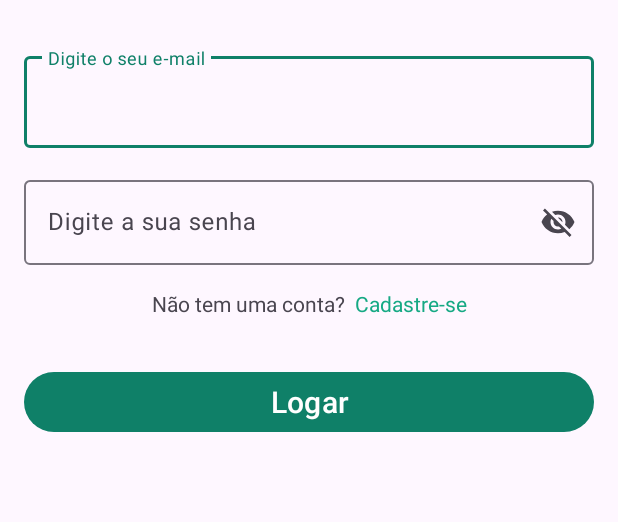
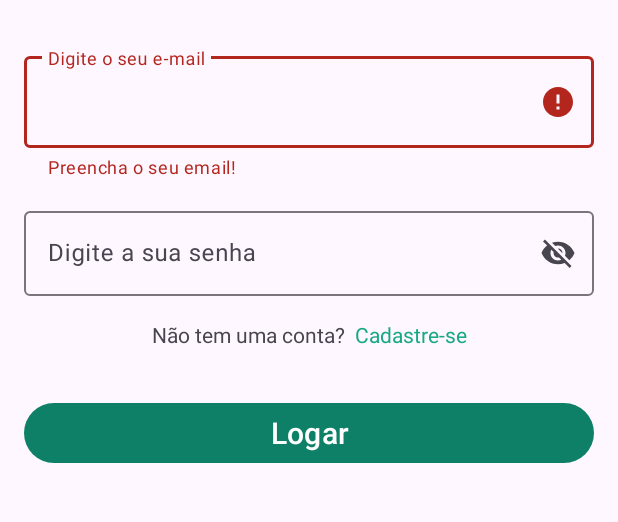
Before and after one commit to saradu25/Whatsapp, an Android app: the screen it shows after launch (LoginActivity), after a tap on an icon or button, on a phone screen of 412 x 824 dp, the part 243-765 px from its top. Run offline under Robolectric (Android 15) with nearby library versions, the phone set to English and light mode, and no system bars; our stand-ins replace Firebase (no records; nobody signed in at launch, a user with empty details on screens opened directly); 2 other taps on this screen came first.

Commit message:
Tela login integrada com Firebase

```diff
--- a/app/src/main/java/br/edu/ifsp/dmo/whatsapp/LoginActivity.kt
+++ b/app/src/main/java/br/edu/ifsp/dmo/whatsapp/LoginActivity.kt
@@ -4,28 +4,109 @@ import android.content.Intent
 import android.os.Bundle
 import androidx.activity.enableEdgeToEdge
 import androidx.appcompat.app.AppCompatActivity
+import androidx.core.content.ContextCompat.startActivity
 import androidx.core.view.ViewCompat
 import androidx.core.view.WindowInsetsCompat
 import br.edu.ifsp.dmo.whatsapp.databinding.ActivityLoginBinding
 import br.edu.ifsp.dmo.whatsapp.databinding.ActivityMainBinding
+import com.google.firebase.auth.FirebaseAuth
+import br.edu.ifsp.dmo.whatsapp.utils.exibirMensagem
+import com.google.firebase.auth.FirebaseAuthInvalidCredentialsException
+import com.google.firebase.auth.FirebaseAuthWeakPasswordException
 
 class LoginActivity : AppCompatActivity() {
 
-    private val binding by lazy{
+    private val binding by lazy {
         ActivityLoginBinding.inflate(layoutInflater)
     }
+
+    private lateinit var email: String
+    private lateinit var senha: String
+
+
+    private val firebaseAuth by lazy {
+        FirebaseAuth.getInstance()
+    }
+
     override fun onCreate(savedInstanceState: Bundle?) {
         super.onCreate(savedInstanceState)
         setContentView(binding.root)
         inicializarEventosClique()
+        firebaseAuth.signOut()
+
+
     }
 
-    private fun inicializarEventosClique(){
-        binding.textCadastro.setOnClickListener{
+    override fun onStart(){
+        super.onStart()
+        verificarUsuarioLogado()
+    }
+
+    private fun verificarUsuarioLogado() {
+        val usuarioAtual = firebaseAuth.currentUser
+        if(usuarioAtual != null){
+            startActivity(
+                Intent(this, MainActivity::class.java)
+            )
+        }
+    }
+
+
+    private fun inicializarEventosClique() {
+        binding.textCadastro.setOnClickListener {
             startActivity(
                 Intent(this, CadastroActivity::class.java)
             )
         }
+        binding.btnLogar.setOnClickListener {
+            if (validarCampos()) {
+                logarUsuario()
+            }
+        }
+    }
+
+    private fun validarCampos(): Boolean {
+            email = binding.editLoginEmail.text.toString()
+            senha =  binding.editLoginSenha.text.toString()
+
+            if(email.isNotEmpty()){
+                binding.textInputLayoutLoginEmail.error = null
+                if(senha.isNotEmpty()){
+                    binding.textInputLayoutLoginSenha.error = null
+                    return true
+                }else {
+                    binding.textInputLayoutLoginSenha.error = "Preencha a sua senha!"
+                    return false
+                }
+            }else{
+                binding.textInputLayoutLoginEmail.error = "Preencha o seu email!"
+                return false
+            }
+
+    }
+
+    private fun logarUsuario() {
+
+        firebaseAuth.signInWithEmailAndPassword(
+            email, senha
+        ).addOnSuccessListener {
+            exibirMensagem("Logado com sucesso")
+            startActivity(
+                Intent(this, MainActivity::class.java)
+            )
+        }.addOnFailureListener { erro ->
+
+            try {
+                throw erro
+            } catch (erroUsuarioInvalido: FirebaseAuthWeakPasswordException) {
+                erroUsuarioInvalido.printStackTrace()
+                exibirMensagem("Erro: E-mail não cadastrado.")
+            } catch (erroCredenciaisInvalidas: FirebaseAuthInvalidCredentialsException) {
+                erroCredenciaisInvalidas.printStackTrace()
+                exibirMensagem("Erro: E-mail ou senha incorretos.")
+            }
+        }
+
     }
 
 }
--- a/app/src/main/res/layout/activity_login.xml
+++ b/app/src/main/res/layout/activity_login.xml
@@ -12,15 +12,15 @@
         android:layout_width="150dp"
         android:layout_height="130dp"
         android:layout_marginTop="32dp"
+        android:contentDescription="@string/logo_whatsapp"
         app:layout_constraintEnd_toEndOf="parent"
         app:layout_constraintHorizontal_bias="0.5"
         app:layout_constraintStart_toStartOf="parent"
         app:layout_constraintTop_toTopOf="parent"
-        app:srcCompat="@drawable/logo_verde"
-        android:contentDescription="@string/logo_whatsapp" />
+        app:srcCompat="@drawable/logo_verde" />
 
     <com.google.android.material.textfield.TextInputLayout
-        android:id="@+id/textInputLayout"
+        android:id="@+id/textInputLayoutLoginEmail"
         android:layout_width="0dp"
         android:layout_height="wrap_content"
         android:layout_marginStart="16dp"
@@ -32,6 +32,7 @@
         app:layout_constraintTop_toBottomOf="@+id/imageView">
 
         <com.google.android.material.textfield.TextInputEditText
+            android:id="@+id/editLoginEmail"
             android:layout_width="match_parent"
             android:layout_height="61dp"
             android:hint="@string/digite_o_seu_e_mail"
@@ -39,7 +40,7 @@
     </com.google.android.material.textfield.TextInputLayout>
 
     <com.google.android.material.textfield.TextInputLayout
-        android:id="@+id/textInputLayout2"
+        android:id="@+id/textInputLayoutLoginSenha"
         android:layout_width="0dp"
         android:layout_height="wrap_content"
         android:layout_marginStart="16dp"
@@ -49,26 +50,15 @@
         app:layout_constraintEnd_toEndOf="parent"
         app:layout_constraintHorizontal_bias="0.5"
         app:layout_constraintStart_toStartOf="parent"
-        app:layout_constraintTop_toBottomOf="@+id/textInputLayout">
+        app:layout_constraintTop_toBottomOf="@+id/textInputLayoutLoginEmail">
 
         <com.google.android.material.textfield.TextInputEditText
+            android:id="@+id/editLoginSenha"
             android:layout_width="match_parent"
             android:layout_height="wrap_content"
             android:hint="@string/digite_a_sua_senha"
             android:inputType="text|textPassword" />
     </com.google.android.material.textfield.TextInputLayout>
-
-    <TextView
-        android:id="@+id/textView"
-        android:layout_width="wrap_content"
-        android:layout_height="wrap_content"
-        android:layout_marginTop="16dp"
-        android:text="@string/n_o_tem_uma_conta"
-        app:layout_constraintEnd_toStartOf="@+id/textCadastro"
-        app:layout_constraintHorizontal_bias="0.5"
-        app:layout_constraintHorizontal_chainStyle="packed"
-        app:layout_constraintStart_toStartOf="parent"
-        app:layout_constraintTop_toBottomOf="@+id/textInputLayout2" />
 
     <TextView
         android:id="@+id/textCadastro"
@@ -78,12 +68,22 @@
         android:text="@string/cadastre_se"
         android:textColor="@color/destaque"
         app:layout_constraintEnd_toEndOf="parent"
-        app:layout_constraintHorizontal_bias="0.5"
-        app:layout_constraintStart_toEndOf="@+id/textView"
-        app:layout_constraintTop_toBottomOf="@+id/textInputLayout2" />
+        app:layout_constraintStart_toEndOf="@+id/textViewConta"
+        app:layout_constraintTop_toBottomOf="@+id/textInputLayoutLoginSenha" />
+
+    <TextView
+        android:id="@+id/textViewConta"
+        android:layout_width="wrap_content"
+        android:layout_height="wrap_content"
+        android:layout_marginTop="16dp"
+        android:text="@string/n_o_tem_uma_conta"
+        app:layout_constraintEnd_toStartOf="@+id/textCadastro"
+        app:layout_constraintHorizontal_chainStyle="packed"
+        app:layout_constraintStart_toStartOf="parent"
+        app:layout_constraintTop_toBottomOf="@+id/textInputLayoutLoginSenha" />
 
     <Button
-        android:id="@+id/button"
+        android:id="@+id/btnLogar"
         android:layout_width="0dp"
         android:layout_height="wrap_content"
         android:layout_marginStart="16dp"
@@ -92,7 +92,7 @@
         android:text="@string/logar"
         android:textSize="20sp"
         app:layout_constraintEnd_toEndOf="parent"
-        app:layout_constraintHorizontal_bias="0.5"
+        app:layout_constraintHorizontal_bias="0.0"
         app:layout_constraintStart_toStartOf="parent"
-        app:layout_constraintTop_toBottomOf="@+id/textView" />
+        app:layout_constraintTop_toBottomOf="@+id/textViewConta" />
 </androidx.constraintlayout.widget.ConstraintLayout>
```
Also changed, not shown: app/src/main/java/br/edu/ifsp/dmo/whatsapp/CadastroActivity.kt (+37 -5 lines), app/src/main/java/br/edu/ifsp/dmo/whatsapp/model/Usuario.kt (added, +8 -0 lines).
